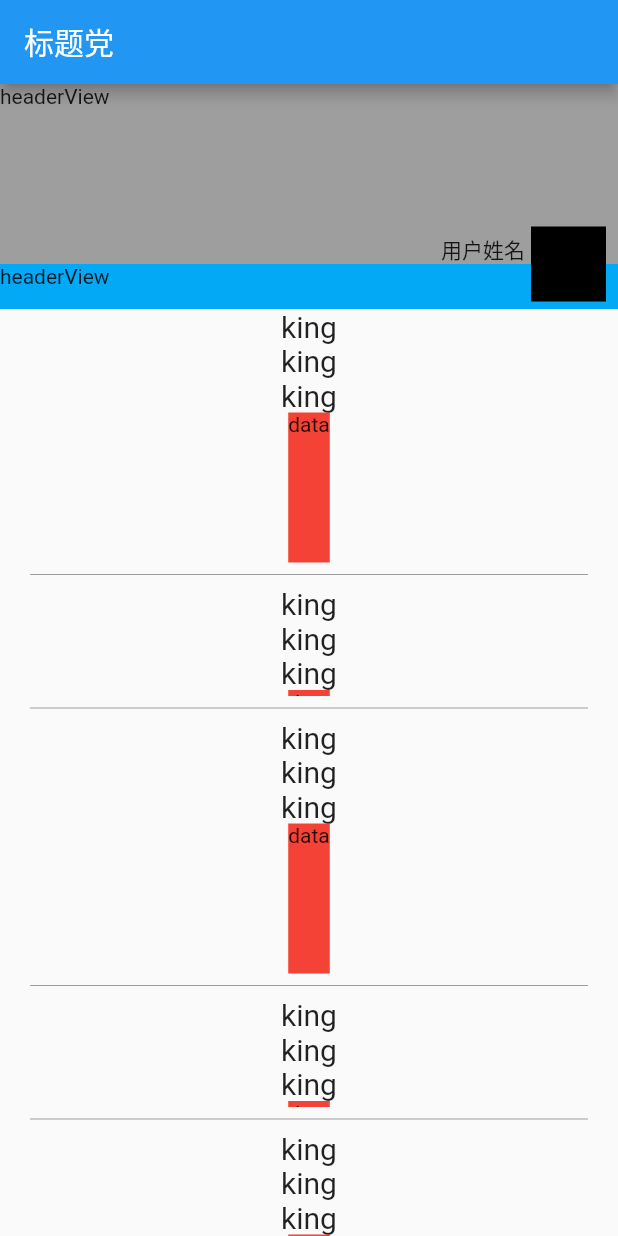
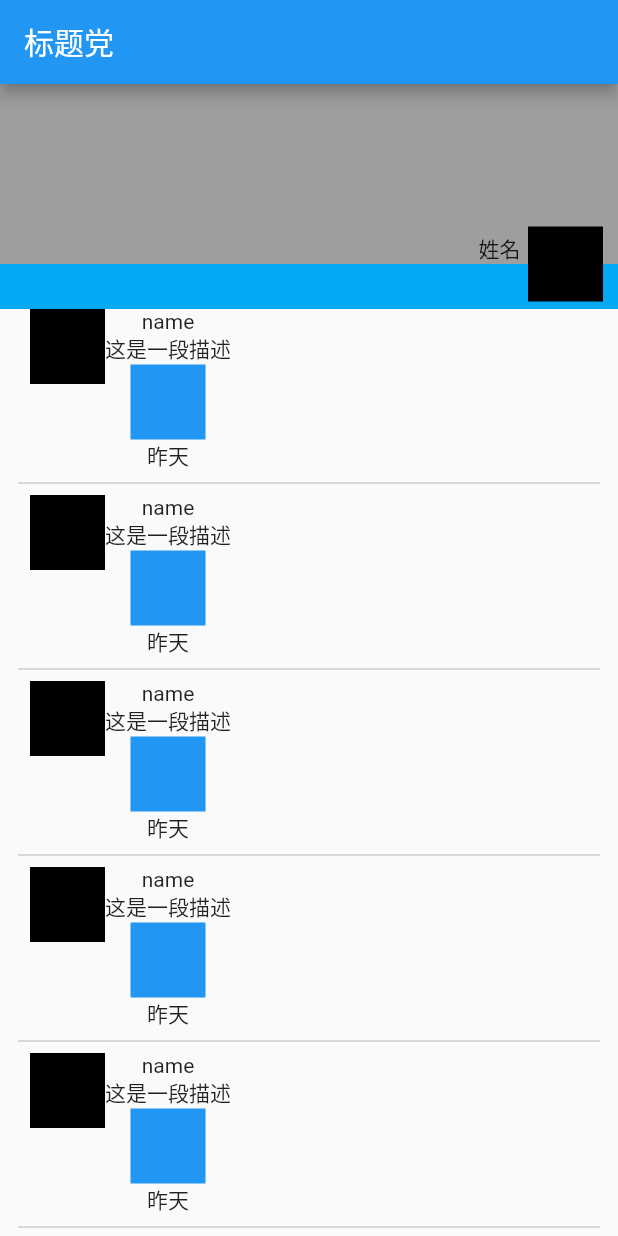
Before and after one commit to kjxBoy/Flutter_WeChat, a Flutter app: the screen it shows after launch, on a phone screen of 412 x 824 dp. Run offline on Flutter 3.47's test engine with Material 2 defaults, Android fonts, the phone set to English and light mode, and no system bars.

Commit message:
增加Cell和header分类

```diff
--- /dev/null
+++ b/lib/big_image_cell.dart
@@ -0,0 +1,34 @@
+import 'package:flutter/material.dart';
+
+class BigImageCell extends StatelessWidget {
+  const BigImageCell({Key? key}) : super(key: key);
+
+  @override
+  Widget build(BuildContext context) {
+    return Container(
+      padding: EdgeInsets.fromLTRB(20, 0, 20, 0),
+      child: Row(
+        crossAxisAlignment: CrossAxisAlignment.start,
+        children: [
+          Container(
+            color: Colors.black,
+            width: 50,
+            height: 50,
+          ),
+          Column(
+            children: [
+              Text("name"),
+              Text("这是一段描述"),
+              Container(
+                color: Colors.blue,
+                width: 50,
+                height: 50,
+              ),
+              Text("昨天"),
+            ],
+          )
+        ],
+      ),
+    );
+  }
+}
--- /dev/null
+++ b/lib/header.dart
@@ -0,0 +1,34 @@
+import 'package:flutter/material.dart';
+
+class header extends StatelessWidget {
+  const header({Key? key}) : super(key: key);
+
+  @override
+  Widget build(BuildContext context) {
+    return Container(
+      height: 150,
+      color: Colors.lightBlue,
+      child: Stack(
+        children: [
+          Container(
+            color: Colors.grey,
+            height: 120,
+          ),
+          Positioned(
+              bottom: 5,
+              right: 10,
+              child: Container(
+                color: Colors.black,
+                width: 50,
+                height: 50,
+              )),
+          Positioned(
+            child: Text("姓名"),
+            right: 65,
+            bottom: 30,
+          ),
+        ],
+      ),
+    );
+  }
+}
--- a/lib/main.dart
+++ b/lib/main.dart
@@ -1,4 +1,6 @@
 import 'package:flutter/material.dart';
+import 'header.dart';
+import 'big_image_cell.dart';
 
 void main() {
   runApp(const MyApp());
@@ -30,68 +32,26 @@ class MyBody extends StatelessWidget {
     return CustomScrollView(
       slivers: [
         SliverToBoxAdapter(
-          child: Stack(
-            children: [
-              Column(
-                children: [
-                  SizedBox(
-                    width: double.infinity,
-                    child: Container(
-                      height: 120,
-                      color: Colors.grey,
-                      child: const Text("headerView"),
-                    ),
-                  ),
-                  SizedBox(
-                    width: double.infinity,
-                    child: Container(
-                      height: 30,
-                      color: Colors.lightBlue,
-                      child: const Text("headerView"),
-                    ),
-                  ),
-                ],
-              ),// pod 构建缓存方案
-              Positioned(
-                right: 8,
-                top: 95,
-                child: Container(
-                  height: 50,
-                  width: 50,
-                  color: Colors.black,
-                ),
-              ),
-              const Positioned(
-                right: 62,
-                top: 100,
-                child: Text("用户姓名"),
-              )
-            ],
-          ),
+          child: header(),
         ),
         SliverList(
-            delegate: SliverChildBuilderDelegate(childCount: 10, (ctx, index) {
-              double height = index % 2 == 0 ? 100 : 4;
+          delegate: SliverChildBuilderDelegate(
+            childCount: 10,
+            (ctx, index) {
               return Column(
                 children: [
-                  for (var i = 0; i < 3; i++)
-                    const Text(
-                      "king",
-                      style: TextStyle(fontSize: 20),
-                    ),
-                  Container(
-                    height: height,
-                    color: Colors.red,
-                    child: const Text("data"),
-                  ),
-                  const Divider(
+                  BigImageCell(),
+                  Divider(
                     color: Colors.grey,
-                    indent: 20,
-                    endIndent: 20,
+                    indent: 12,
+                    endIndent: 12,
+                    thickness: 0.5,
                   ),
                 ],
               );
-            })),
+            },
+          ),
+        ),
       ],
     );
   }
```
Also changed, not shown: lib/test.dart (added, +77 -0 lines), 2 other files.
